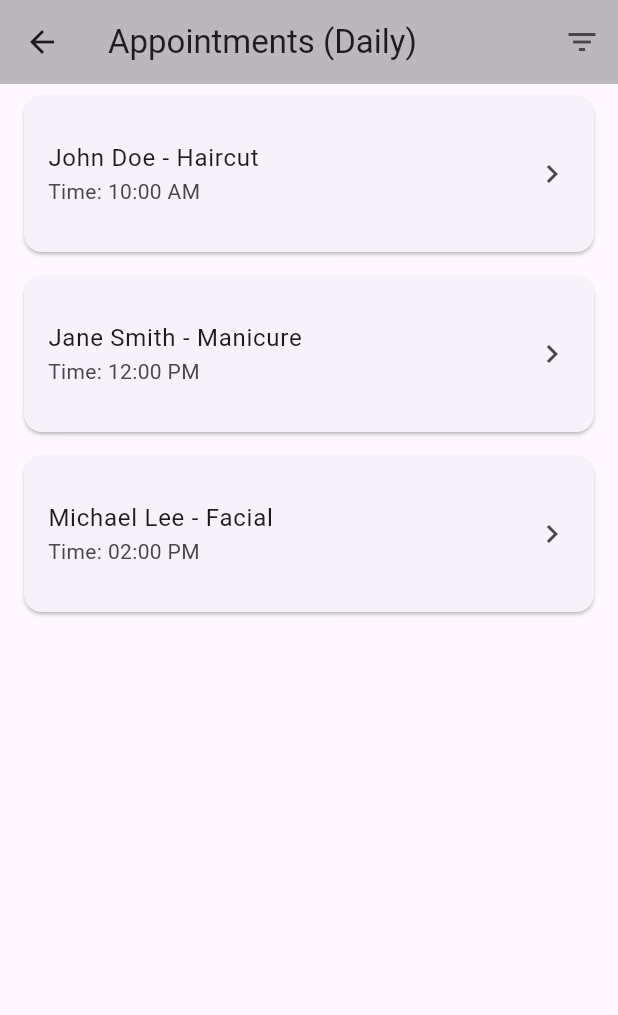
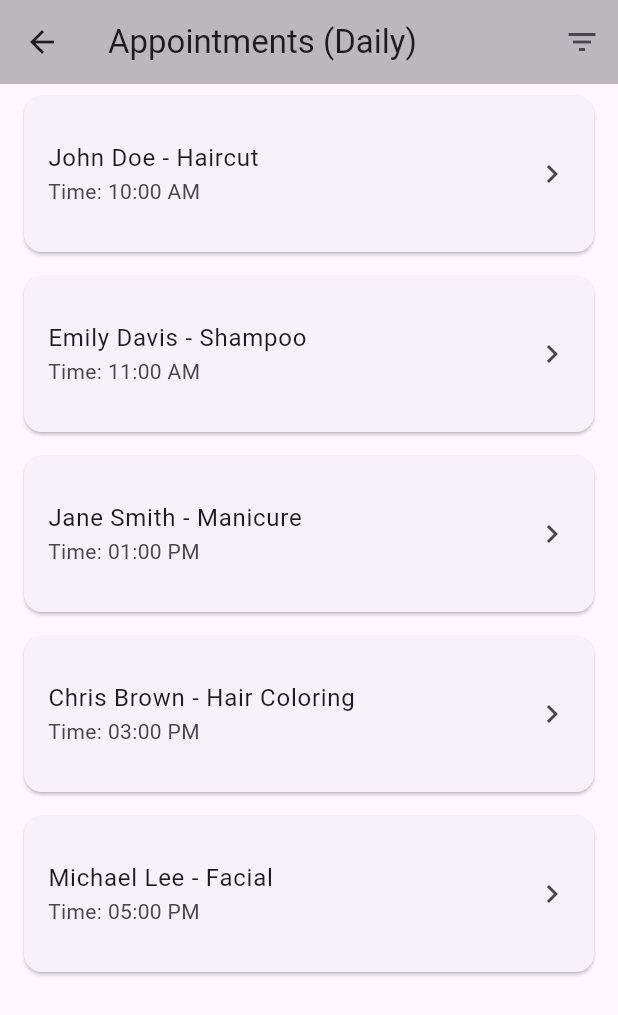
Before and after one commit to aravindptf/parlour_ap, a Flutter app: the AppointmentsPage screen opened directly, on a phone screen of 412 x 824 dp. Shown: the top 1015 px of the screen. Run offline on Flutter 3.47's test engine with Material 3 defaults, Android fonts, the phone set to English and light mode, and no system bars; our stand-ins replace carousel_slider, curved_navigation_bar, flutter_map, flutter_rating_bar, geolocator, google_fonts and 3 more.

Commit message:
appoinment

```diff
--- a/lib/Appoinment.dart
+++ b/lib/Appoinment.dart
@@ -9,6 +9,30 @@ class AppointmentsPage extends StatefulWidget {
 
 class _AppointmentsPageState extends State<AppointmentsPage> {
   String _selectedFilter = 'Daily'; // Default filter is 'Daily'
+
+  final Map<String, List<Map<String, String>>> _appointments = {
+    "Daily": [
+      {"time": "10:00 AM", "customer": "John Doe", "service": "Haircut"},
+      {"time": "11:00 AM", "customer": "Emily Davis", "service": "Shampoo"},
+      {"time": "01:00 PM", "customer": "Jane Smith", "service": "Manicure"},
+      {"time": "03:00 PM", "customer": "Chris Brown", "service": "Hair Coloring"},
+      {"time": "05:00 PM", "customer": "Michael Lee", "service": "Facial"},
+    ],
+    "Weekly": [
+      {"time": "Monday, 10:00 AM", "customer": "Alice Green", "service": "Haircut"},
+      {"time": "Tuesday, 02:00 PM", "customer": "Robert Taylor", "service": "Beard Trim"},
+      {"time": "Wednesday, 01:00 PM", "customer": "Olivia Harris", "service": "Pedicure"},
+      {"time": "Friday, 04:00 PM", "customer": "Ethan King", "service": "Facial"},
+      {"time": "Saturday, 11:00 AM", "customer": "Sophia Moore", "service": "Hair Styling"},
+    ],
+    "Monthly": [
+      {"time": "1st Nov, 10:00 AM", "customer": "Liam Miller", "service": "Haircut"},
+      {"time": "5th Nov, 03:00 PM", "customer": "Emma Wilson", "service": "Spa"},
+      {"time": "15th Nov, 12:00 PM", "customer": "Noah Clark", "service": "Shaving"},
+      {"time": "20th Nov, 02:00 PM", "customer": "Ava Adams", "service": "Hair Coloring"},
+      {"time": "28th Nov, 05:00 PM", "customer": "Lucas Hall", "service": "Pedicure"},
+    ],
+  };
 
   @override
   Widget build(BuildContext context) {
@@ -39,17 +63,9 @@ class _AppointmentsPageState extends State<AppointmentsPage> {
     );
   }
 
-  // Build the list of appointments (you can replace this with dynamic data if you have a backend)
+  // Build the list of appointments based on the selected filter
   Widget _buildAppointmentsList() {
-    final List<Map<String, String>> appointments = [
-      {"time": "10:00 AM", "customer": "John Doe", "service": "Haircut"},
-      {"time": "12:00 PM", "customer": "Jane Smith", "service": "Manicure"},
-      {"time": "02:00 PM", "customer": "Michael Lee", "service": "Facial"},
-      // Add more appointments here
-    ];
-
-    // You can apply filters based on the selected timeframe (_selectedFilter)
-    // For now, we are just displaying the same list regardless of the selected filter.
+    final List<Map<String, String>> appointments = _appointments[_selectedFilter] ?? [];
 
     return ListView.builder(
       itemCount: appointments.length,
```
